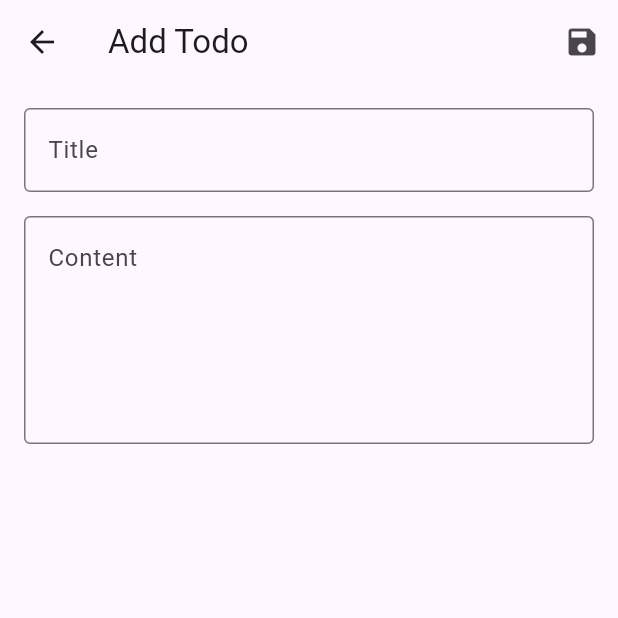
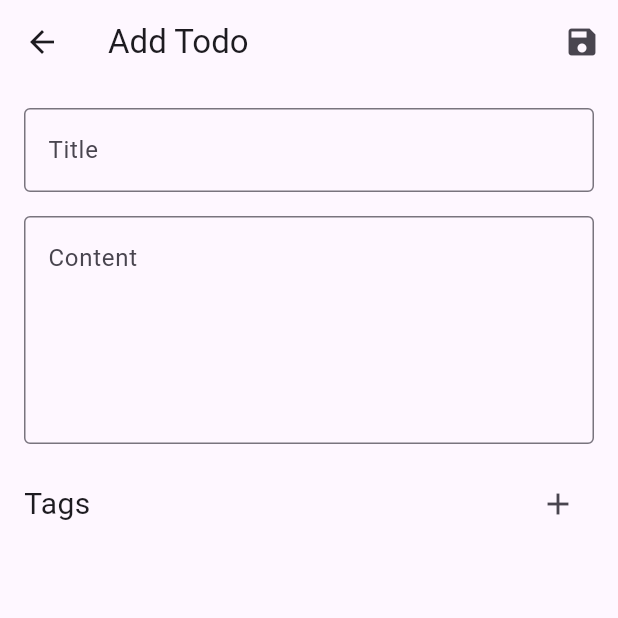
Before and after one commit to yudhatm/ugly_todo, a Flutter app: the CreateTodosView screen opened by its route, on a phone screen of 412 x 824 dp, the top half of it. Run offline on Flutter 3.47's test engine with Material 3 defaults, Android fonts, the phone set to English and light mode, and no system bars; our stand-ins replace drift, drift_flutter; accounts and stored records are empty; generated files the repository leaves out were written again.

Commit message:
[19 July 2025] Add test for showing tags in create_todo_view.dart

```diff
--- a/lib/database/database.dart
+++ b/lib/database/database.dart
@@ -76,10 +76,6 @@ class AppDatabase extends _$AppDatabase {
           tags: [row.readTable(tags)]);
     }).watch();
 
-    stream.listen((list) {
-      print('Items: $list');
-    });
-
     return stream;
   }
 
--- a/lib/views/create_todos_view.dart
+++ b/lib/views/create_todos_view.dart
@@ -16,6 +16,8 @@ class _CreateTodosViewState extends State<CreateTodosView> {
   final _formKey = GlobalKey<FormState>();
   final _titleController = TextEditingController();
   final _contentController = TextEditingController();
+
+  var tags = <String>[];
 
   @override
   void initState() {
@@ -69,6 +71,38 @@ class _CreateTodosViewState extends State<CreateTodosView> {
                 validator: (value) {
                   return null;
                 },
+              ),
+              SizedBox(height: 16.0),
+              Row(
+                children: [
+                  Text(
+                    'Tags',
+                    style: TextStyle(fontSize: 20.0),
+                  ),
+                  Spacer(),
+                  IconButton(
+                    onPressed: () {
+                      setState(() {
+                        tags.add('Tag ${tags.length + 1}');
+                      });
+                    },
+                    icon: Icon(Icons.add),
+                  ),
+                ],
+              ),
+              Align(
+                alignment: Alignment.centerLeft,
+                child: Wrap(
+                  alignment: WrapAlignment.start,
+                  spacing: 8.0,
+                  runSpacing: 4.0,
+                  children: List.generate(
+                    tags.length,
+                    (int index) => Chip(
+                      label: Text(tags[index]),
+                    ),
+                  ),
+                ),
               )
             ],
           ),
```
Also changed, not shown: 3 other files.
